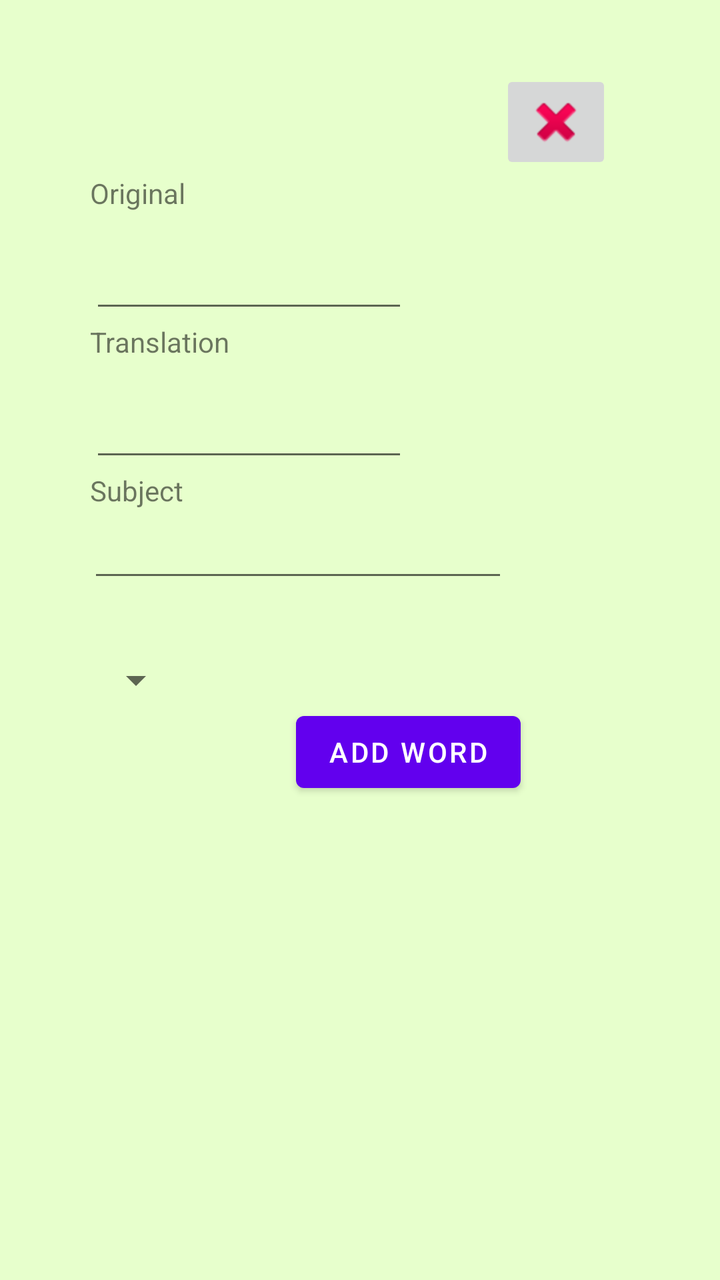
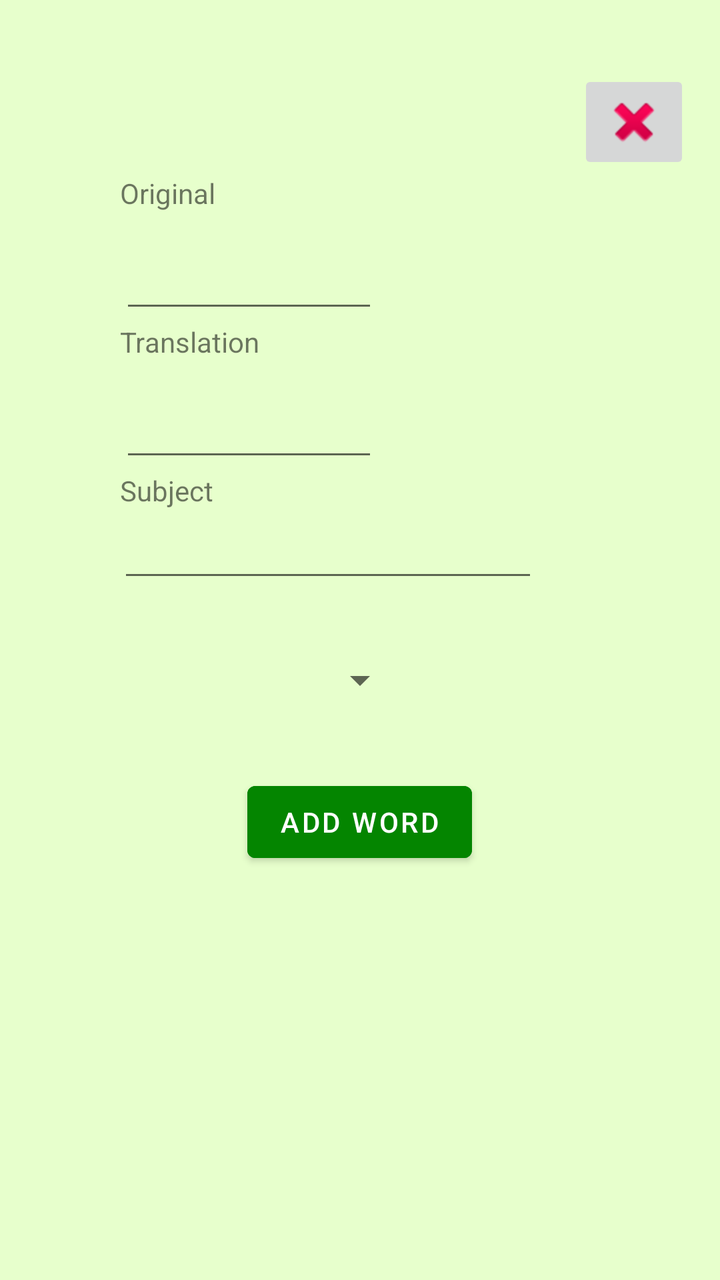

Before-and-after screenshots of an Android layout around one commit, followed by the original layout XML and the change that was made.
<!-- AndroidManifest.xml: application theme Theme.LearningVocabulary -->
<!-- res/layout/add_word_popup.xml -->
<?xml version="1.0" encoding="utf-8"?>
<androidx.constraintlayout.widget.ConstraintLayout xmlns:android="http://schemas.android.com/apk/res/android"
    xmlns:app="http://schemas.android.com/apk/res-auto"
    xmlns:tools="http://schemas.android.com/tools"
    android:layout_width="match_parent"
    android:layout_height="match_parent"
    android:background="#E7FFCC">

    <ScrollView
        android:layout_width="match_parent"
        android:layout_height="match_parent">

        <LinearLayout
            android:layout_width="match_parent"
            android:layout_height="wrap_content"
            android:orientation="vertical"
            android:paddingTop="35dp">

            <ImageButton
                android:id="@+id/close_window_btn"
                android:layout_width="wrap_content"
                android:layout_height="wrap_content"
                android:layout_marginStart="250dp"
                app:srcCompat="@android:drawable/ic_delete" />

            <TextView
                android:id="@+id/textView2"
                android:layout_width="wrap_content"
                android:layout_height="wrap_content"
                android:layout_marginStart="45dp"
                android:text="Original" />

            <EditText
                android:id="@+id/word_original_input"
                android:layout_width="wrap_content"
                android:layout_height="wrap_content"
                android:layout_marginStart="45dp"
                android:layout_marginTop="14dp"
                android:layout_marginEnd="156dp"
                android:ems="10"
                android:inputType="text"
                android:text="" />

            <TextView
                android:id="@+id/textView3"
                android:layout_width="wrap_content"
                android:layout_height="wrap_content"
                android:layout_marginStart="45dp"
                android:text="Translation" />

            <EditText
                android:id="@+id/word_translated_input"
                android:layout_width="wrap_content"
                android:layout_height="wrap_content"
                android:layout_marginStart="45dp"
                android:layout_marginTop="14dp"
                android:layout_marginEnd="156dp"
                android:ems="10"
                android:inputType="text"
                android:text="" />

            <TextView
                android:id="@+id/textView4"
                android:layout_width="wrap_content"
                android:layout_height="wrap_content"
                android:layout_marginStart="45dp"
                android:text="Subject" />

            <EditText
                android:id="@+id/word_subject_input"
                android:layout_width="wrap_content"
                android:layout_height="wrap_content"
                android:layout_marginStart="44dp"
                android:ems="10"
                android:inputType="text"
                android:text="" />

            <Spinner
                android:id="@+id/language_option"
                android:layout_width="wrap_content"
                android:layout_height="wrap_content"
                android:layout_marginStart="44dp"
                android:layout_marginTop="32dp" />

            <Button
                android:id="@+id/add_btn"
                android:layout_width="wrap_content"
                android:layout_height="wrap_content"
                android:layout_marginStart="148dp"
                android:text="Add Word" />

        </LinearLayout>
    </ScrollView>

</androidx.constraintlayout.widget.ConstraintLayout>
<!-- resources referenced by this layout -->
<resources>
  <style name="Theme.LearningVocabulary" parent="Theme.MaterialComponents.DayNight.DarkActionBar">
          
          <item name="colorPrimary">@color/purple_500</item>
          <item name="colorPrimaryVariant">@color/purple_700</item>
          <item name="colorOnPrimary">@color/white</item>
          
          <item name="colorSecondary">@color/teal_200</item>
          <item name="colorSecondaryVariant">@color/teal_700</item>
          <item name="colorOnSecondary">@color/black</item>
          
          <item name="android:statusBarColor">?attr/colorPrimaryVariant</item>
          
      </style>
  <color name="purple_500">#FF6200EE</color>
  <color name="purple_700">#FF3700B3</color>
  <color name="white">#FFFFFFFF</color>
  <color name="teal_200">#FF03DAC5</color>
  <color name="teal_700">#FF018786</color>
  <color name="black">#FF000000</color>
</resources>

<!-- the commit's change to res/layout/add_word_popup.xml (unified diff, before → after) -->
@@ -14,13 +14,16 @@
             android:layout_width="match_parent"
             android:layout_height="wrap_content"
             android:orientation="vertical"
-            android:paddingTop="35dp">
+            android:paddingTop="35dp"
+            android:paddingBottom="35dp"
+            android:paddingLeft="15dp"
+            android:paddingRight="15dp">
 
             <ImageButton
                 android:id="@+id/close_window_btn"
                 android:layout_width="wrap_content"
                 android:layout_height="wrap_content"
-                android:layout_marginStart="250dp"
+                android:layout_gravity="right"
                 app:srcCompat="@android:drawable/ic_delete" />
 
             <TextView
@@ -79,14 +82,16 @@
                 android:id="@+id/language_option"
                 android:layout_width="wrap_content"
                 android:layout_height="wrap_content"
-                android:layout_marginStart="44dp"
+                android:layout_gravity="center"
                 android:layout_marginTop="32dp" />
 
             <Button
                 android:id="@+id/add_btn"
                 android:layout_width="wrap_content"
                 android:layout_height="wrap_content"
-                android:layout_marginStart="148dp"
+                android:layout_gravity="center"
+                android:layout_marginTop="35dp"
+                android:backgroundTint="@color/button_color"
                 android:text="Add Word" />
 
         </LinearLayout>
<!-- resource entries referenced after the edit -->
@@ -1,5 +1,6 @@
 <!-- resources referenced by this layout -->
 <resources>
+  <color name="button_color">#048500</color>
   <style name="Theme.LearningVocabulary" parent="Theme.MaterialComponents.DayNight.DarkActionBar">
           
           <item name="colorPrimary">@color/purple_500</item>
